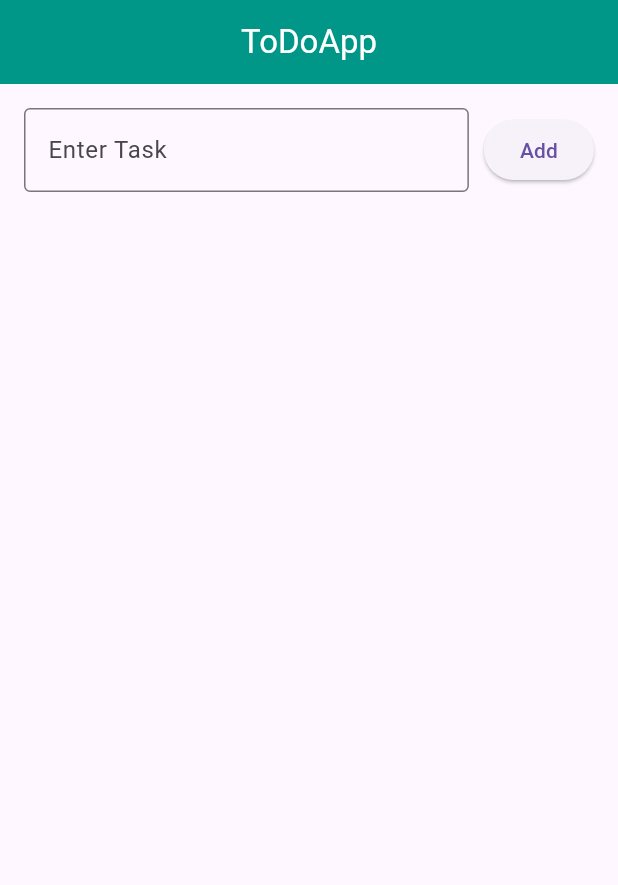
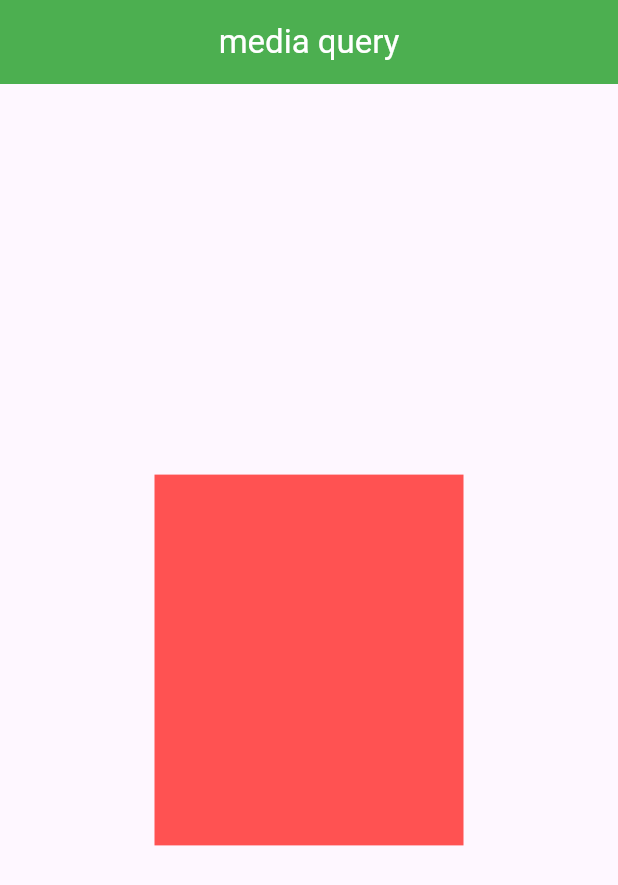
Before and after one commit to aftabuddin007/stateful_Widget, a Flutter app: the screen it shows after launch, on a phone screen of 412 x 824 dp. Shown: the top 885 px of the screen. Run offline on Flutter 3.47's test engine with Material 3 defaults, Android fonts, the phone set to English and light mode, and no system bars.

Commit message:
learning media query

```diff
--- /dev/null
+++ b/lib/Mquery.dart
@@ -0,0 +1,35 @@
+import 'package:flutter/material.dart';
+
+class Mquery extends StatefulWidget {
+  const Mquery({super.key});
+
+  @override
+  State<Mquery> createState() => _MqueryState();
+}
+
+class _MqueryState extends State<Mquery> {
+  @override
+  Widget build(BuildContext context) {
+    Size screenSize = MediaQuery.of(context).size;
+    return Scaffold(
+      appBar: AppBar(
+        title: Text("media query"),
+        centerTitle: true,
+        backgroundColor: Colors.green,
+        foregroundColor: Colors.white,
+      ),
+      body: Column(
+        mainAxisAlignment: MainAxisAlignment.center,
+        children: [
+          Center(
+            child: Container(
+              width: screenSize.width * 0.5,
+              height: screenSize.height * 0.30,
+              color: Colors.redAccent,
+            ),
+          ),
+        ],
+      ),
+    );
+  }
+}
--- a/lib/main.dart
+++ b/lib/main.dart
@@ -1,4 +1,5 @@
 import 'package:flutter/material.dart';
+import 'package:stateful_widget1/Mquery.dart';
 import 'package:stateful_widget1/todoApp.dart';
 import 'package:stateful_widget1/widget/CityCard.dart';
 
@@ -14,7 +15,8 @@ class MyApp extends StatelessWidget {
     return MaterialApp(
       debugShowCheckedModeBanner: false,
       title: "Aftab",
-      home: TodoApp(),
+      home: Mquery(),
+      // TodoApp(),
     );
   }
 }
```
